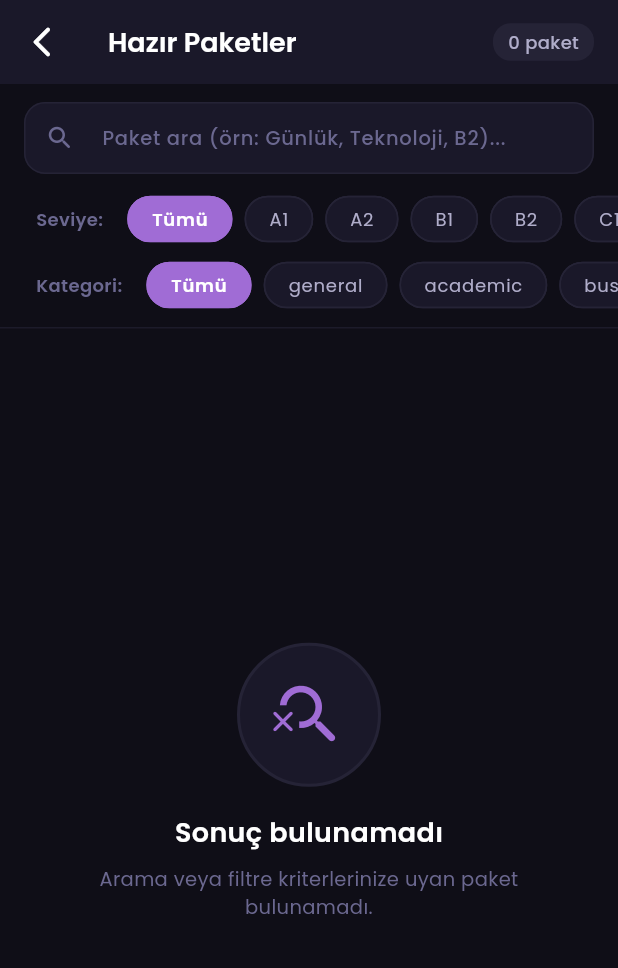
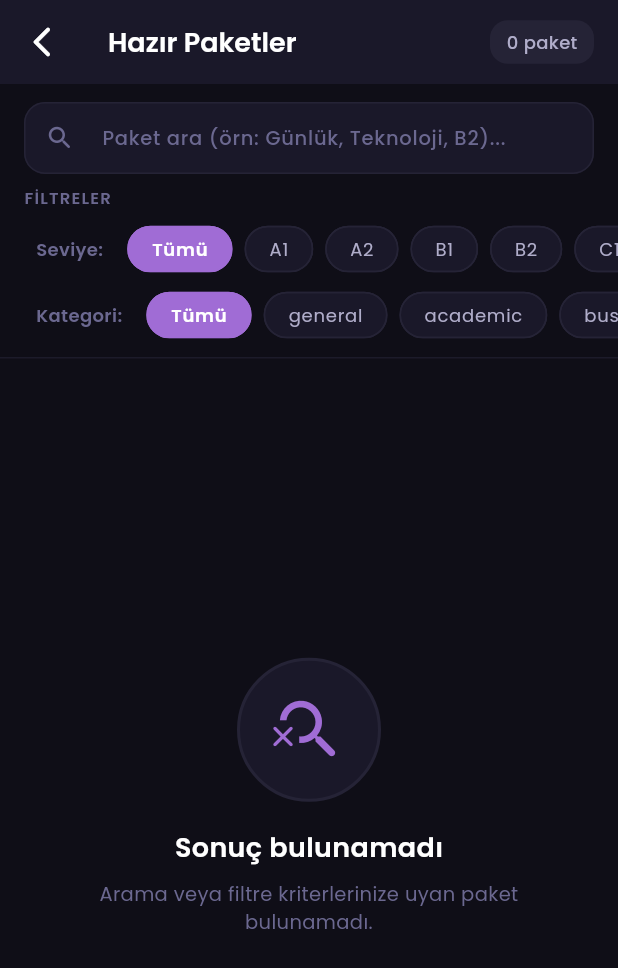
Before and after one commit to sahinozkan/LingoDev, a Flutter app: the PackageListView screen opened directly, on a phone screen of 412 x 824 dp. Shown: the top 968 px of the screen. Run offline on Flutter 3.47's test engine with Material 3 defaults, Android fonts, the phone set to English and light mode, and no system bars; our stand-ins replace cloud_firestore, firebase_auth, firebase_core, google_fonts; accounts and stored records are empty; generated files the repository leaves out were written again.

Commit message:
fix(ux): add smart chip reset on typing, dynamic filter badge, and clear all filters button

```diff
--- a/lib/ui/views/package_list_view.dart
+++ b/lib/ui/views/package_list_view.dart
@@ -9,10 +9,12 @@ import 'package_detail_view.dart';
 /// Hazır kelime paketlerini listeler.
 ///
 /// ── Mimari Notlar ────────────────────────────────────────────────────────────
-/// Firestore maliyetini en aza indirmek için paketler tek seferlik [Future] ile
-/// çekilir ve [_allPackages] listesinde tutulur.
-/// Arama ve filtreleme işlemleri tamamen lokal State üzerindeki [_applyFilters()]
-/// fonksiyonu ile yapılır; her harf veya filtre değişiminde ağ isteği atılmaz.
+/// 1. Maliyet Tasarrufu: Veriler tek seferlik [Future] ile çekilir ve
+///    State içinde [_allPackages] olarak tutulur. Tüm arama/filtreleme in-memory yapılır.
+/// 2. UX & Filter Blindness Koruması:
+///    - AppBar'da seçili filtreler açıkça ("X paket (B2, health)") gösterilir.
+///    - Kullanıcı arama çubuğuna yazdığında çipler otomatik "Tümü" olarak sıfırlanır.
+///    - Arama çubuğunda ve filtre alanında tek tıkla "Filtreleri Temizle" butonu sunulur.
 class PackageListView extends StatefulWidget {
   const PackageListView({super.key});
 
@@ -35,6 +37,24 @@ class _PackageListViewState extends State<PackageListView> {
 
   late final TextEditingController _searchController;
   late final PackageRepository _repo;
+
+  // ── Akıllı Filtre Durumu ─────────────────────────────────────────────────────
+
+  bool get _hasActiveFilters =>
+      _searchQuery.isNotEmpty ||
+      _selectedLevel != 'Tümü' ||
+      _selectedCategory != 'Tümü';
+
+  String get _filterSummaryText {
+    final activeFilters = <String>[];
+    if (_selectedLevel != 'Tümü') activeFilters.add(_selectedLevel);
+    if (_selectedCategory != 'Tümü') activeFilters.add(_selectedCategory);
+
+    if (activeFilters.isEmpty) {
+      return '${_filtered.length} paket';
+    }
+    return '${_filtered.length} paket (${activeFilters.join(', ')})';
+  }
 
   // ── Dinamik Filtre Seçenekleri ──────────────────────────────────────────────
 
@@ -100,7 +120,6 @@ class _PackageListViewState extends State<PackageListView> {
 
   Future<void> _loadPackages() async {
     try {
-      // Stream'den yalnızca ilk veriyi alarak tek seferlik istek yapıyoruz
       final list = await _repo.watchPackages().first;
       if (!mounted) return;
       setState(() {
@@ -117,23 +136,34 @@ class _PackageListViewState extends State<PackageListView> {
     }
   }
 
-  // ── Lokal Filtreleme Mantığı ─────────────────────────────────────────────────
+  // ── Akıllı Sıfırlama ve Lokal Filtreleme ─────────────────────────────────────
+
+  /// Kullanıcı arama çubuğuna yazmaya başladığında, seçili filtre çiplerini
+  /// otomatik olarak "Tümü" durumuna sıfırlar. Böylece çip kısıtlaması nedeniyle
+  /// beklenmeyen sıfır sonuç çıkması (Filter Blindness) engellenir.
+  void _onSearchChanged(String val) {
+    if (val.trim().isNotEmpty &&
+        (_selectedLevel != 'Tümü' || _selectedCategory != 'Tümü')) {
+      _selectedLevel = 'Tümü';
+      _selectedCategory = 'Tümü';
+    }
+
+    _searchQuery = val;
+    _applyFilters();
+  }
 
   void _applyFilters() {
     final q = _searchQuery.trim().toLowerCase();
 
     setState(() {
       _filtered = _allPackages.where((pkg) {
-        // Arama filtresi (title veya description)
         final matchesSearch = q.isEmpty ||
             pkg.title.toLowerCase().contains(q) ||
             pkg.description.toLowerCase().contains(q);
 
-        // Seviye filtresi
         final matchesLevel = _selectedLevel == 'Tümü' ||
             pkg.level.trim().toUpperCase() == _selectedLevel.trim().toUpperCase();
 
-        // Kategori filtresi
         final matchesCategory = _selectedCategory == 'Tümü' ||
             pkg.category.trim().toLowerCase() == _selectedCategory.trim().toLowerCase();
 
@@ -174,6 +204,7 @@ class _PackageListViewState extends State<PackageListView> {
             color: Colors.white,
           ),
         ),
+        // ── 1. Akıllı Dinamik Rozet (Seçili Filtreleri Gösterir) ─────────────
         actions: [
           if (!_loading && _error == null)
             Padding(
@@ -182,18 +213,28 @@ class _PackageListViewState extends State<PackageListView> {
                 child: AnimatedSwitcher(
                   duration: const Duration(milliseconds: 200),
                   child: Container(
-                    key: ValueKey(_filtered.length),
-                    padding: const EdgeInsets.symmetric(horizontal: 10, vertical: 4),
+                    key: ValueKey(_filterSummaryText),
+                    padding: const EdgeInsets.symmetric(horizontal: 10, vertical: 5),
                     decoration: BoxDecoration(
-                      color: AppColors.surfaceLight,
+                      color: (_selectedLevel != 'Tümü' || _selectedCategory != 'Tümü')
+                          ? AppColors.primary.withValues(alpha: 0.18)
+                          : AppColors.surfaceLight,
                       borderRadius: BorderRadius.circular(12),
+                      border: Border.all(
+                        color: (_selectedLevel != 'Tümü' || _selectedCategory != 'Tümü')
+                            ? AppColors.primary.withValues(alpha: 0.5)
+                            : Colors.transparent,
+                        width: 1,
+                      ),
                     ),
                     child: Text(
-                      '${_filtered.length} paket',
+                      _filterSummaryText,
                       style: GoogleFonts.poppins(
                         fontSize: 12,
                         fontWeight: FontWeight.w500,
-                        color: AppColors.textSecondary,
+                        color: (_selectedLevel != 'Tümü' || _selectedCategory != 'Tümü')
+                            ? AppColors.primaryLight
+                            : AppColors.textSecondary,
                       ),
                     ),
                   ),
@@ -219,16 +260,61 @@ class _PackageListViewState extends State<PackageListView> {
                 )
               : Column(
                   children: [
-                    // ── 1. Arama Çubuğu (Search Bar) ─────────────────────────
+                    // ── 2. Arama Çubuğu (Clear All Butonlu) ───────────────────
                     _SearchBar(
                       controller: _searchController,
-                      onChanged: (val) {
-                        _searchQuery = val;
-                        _applyFilters();
-                      },
+                      hasActiveFilters: _hasActiveFilters,
+                      onChanged: _onSearchChanged,
+                      onClearAll: _resetFilters,
                     ),
 
-                    // ── 2. Hızlı Filtre Çipleri (Seviyeler) ───────────────────
+                    // ── Filtre Başlık & Temizle Çubuğu ───────────────────────
+                    Padding(
+                      padding: const EdgeInsets.fromLTRB(16, 2, 16, 4),
+                      child: Row(
+                        children: [
+                          Text(
+                            'FİLTRELER',
+                            style: GoogleFonts.poppins(
+                              fontSize: 11,
+                              fontWeight: FontWeight.w600,
+                              color: AppColors.textHint,
+                              letterSpacing: 0.8,
+                            ),
+                          ),
+                          const Spacer(),
+                          if (_hasActiveFilters)
+                            InkWell(
+                              onTap: _resetFilters,
+                              borderRadius: BorderRadius.circular(8),
+                              child: Padding(
+                                padding: const EdgeInsets.symmetric(horizontal: 6, vertical: 3),
+                                child: Row(
+                                  mainAxisSize: MainAxisSize.min,
+                                  children: [
+                                    const Icon(
+                                      Icons.restart_alt_rounded,
+                                      size: 15,
+                                      color: AppColors.primaryLight,
+                                    ),
+                                    const SizedBox(width: 4),
+                                    Text(
+                                      'Filtreleri Temizle',
+                                      style: GoogleFonts.poppins(
+                                        fontSize: 11,
+                                        fontWeight: FontWeight.w600,
+                                        color: AppColors.primaryLight,
+                                      ),
+                                    ),
+                                  ],
+                                ),
+                              ),
+                            ),
+                        ],
+                      ),
+                    ),
+
+                    // ── 3. Hızlı Filtre Çipleri (Seviyeler) ───────────────────
                     _FilterChipGroup(
                       title: 'Seviye',
                       options: _levels,
@@ -239,7 +325,7 @@ class _PackageListViewState extends State<PackageListView> {
                       },
                     ),
 
-                    // ── 3. Hızlı Filtre Çipleri (Kategoriler) ─────────────────
+                    // ── 4. Hızlı Filtre Çipleri (Kategoriler) ─────────────────
                     _FilterChipGroup(
                       title: 'Kategori',
                       options: _categories,
@@ -256,15 +342,13 @@ class _PackageListViewState extends State<PackageListView> {
                       color: AppColors.surfaceLight.withValues(alpha: 0.6),
                     ),
 
-                    // ── 4. Liste veya Boş Durum ───────────────────────────────
+                    // ── 5. Liste veya Boş Durum ───────────────────────────────
                     Expanded(
                       child: AnimatedSwitcher(
                         duration: const Duration(milliseconds: 250),
                         child: _filtered.isEmpty
                             ? _EmptyState(
-                                hasFilters: _searchQuery.isNotEmpty ||
-                                    _selectedLevel != 'Tümü' ||
-                                    _selectedCategory != 'Tümü',
+                                hasFilters: _hasActiveFilters,
                                 onReset: _resetFilters,
                               )
                             : ListView.builder(
@@ -289,15 +373,22 @@ class _PackageListViewState extends State<PackageListView> {
 // ══════════════════════════════════════════════════════════════════════════════
 
 class _SearchBar extends StatelessWidget {
-  const _SearchBar({required this.controller, required this.onChanged});
+  const _SearchBar({
+    required this.controller,
+    required this.hasActiveFilters,
+    required this.onChanged,
+    required this.onClearAll,
+  });
 
   final TextEditingController controller;
+  final bool hasActiveFilters;
   final ValueChanged<String> onChanged;
+  final VoidCallback onClearAll;
 
   @override
   Widget build(BuildContext context) {
     return Padding(
-      padding: const EdgeInsets.fromLTRB(16, 12, 16, 8),
+      padding: const EdgeInsets.fromLTRB(16, 12, 16, 6),
       child: TextField(
         controller: controller,
         onChanged: onChanged,
@@ -314,35 +405,30 @@ class _SearchBar extends StatelessWidget {
             color: AppColors.textHint,
             size: 20,
           ),
-          suffixIcon: ValueListenableBuilder<TextEditingValue>(
-            valueListenable: controller,
-            builder: (context, value, _) => value.text.isNotEmpty
-                ? IconButton(
-                    icon: const Icon(
-                      Icons.close_rounded,
-                      color: AppColors.textHint,
-                      size: 18,
-                    ),
-                    onPressed: () {
-                      controller.clear();
-                      onChanged('');
-                    },
-                  )
-                : const SizedBox.shrink(),
-          ),
+          suffixIcon: hasActiveFilters
+              ? IconButton(
+                  icon: const Icon(
+                    Icons.close_rounded,
+                    color: AppColors.primaryLight,
+                    size: 19,
+                  ),
+                  tooltip: 'Tüm filtreleri ve aramayı temizle',
+                  onPressed: onClearAll,
+                )
+              : null,
           filled: true,
           fillColor: AppColors.surface,
           contentPadding: const EdgeInsets.symmetric(vertical: 12, horizontal: 16),
           border: OutlineInputBorder(
             borderRadius: BorderRadius.circular(14),
-            borderSide: BorderSide(
+            borderSide: const BorderSide(
               color: AppColors.surfaceLight,
               width: 1,
             ),
           ),
           enabledBorder: OutlineInputBorder(
             borderRadius: BorderRadius.circular(14),
-            borderSide: BorderSide(
+            borderSide: const BorderSide(
               color: AppColors.surfaceLight,
               width: 1,
             ),
```
